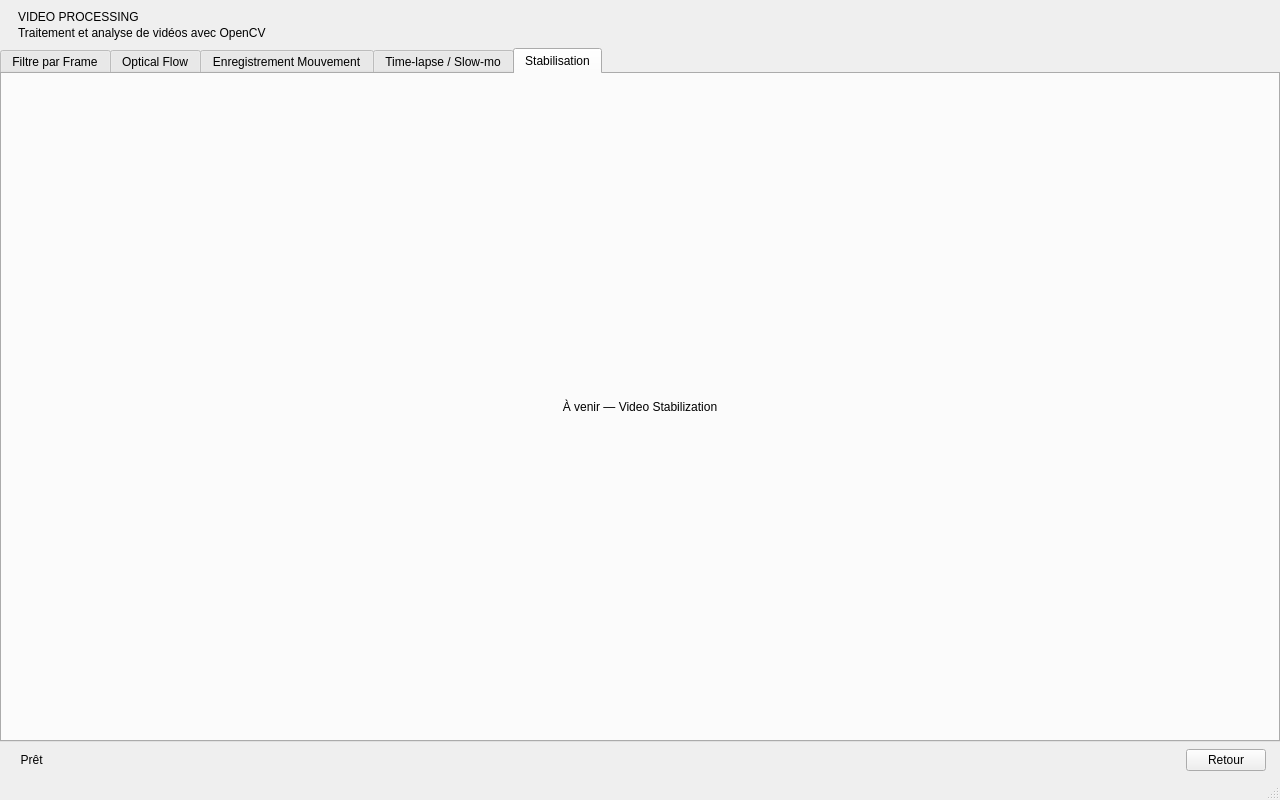
Above: opencv-project-team_4/opencv-project-team_4/VideoProcessing.ui from arcreane/opencv-project-team_4 before the change. Below: the same form after it.
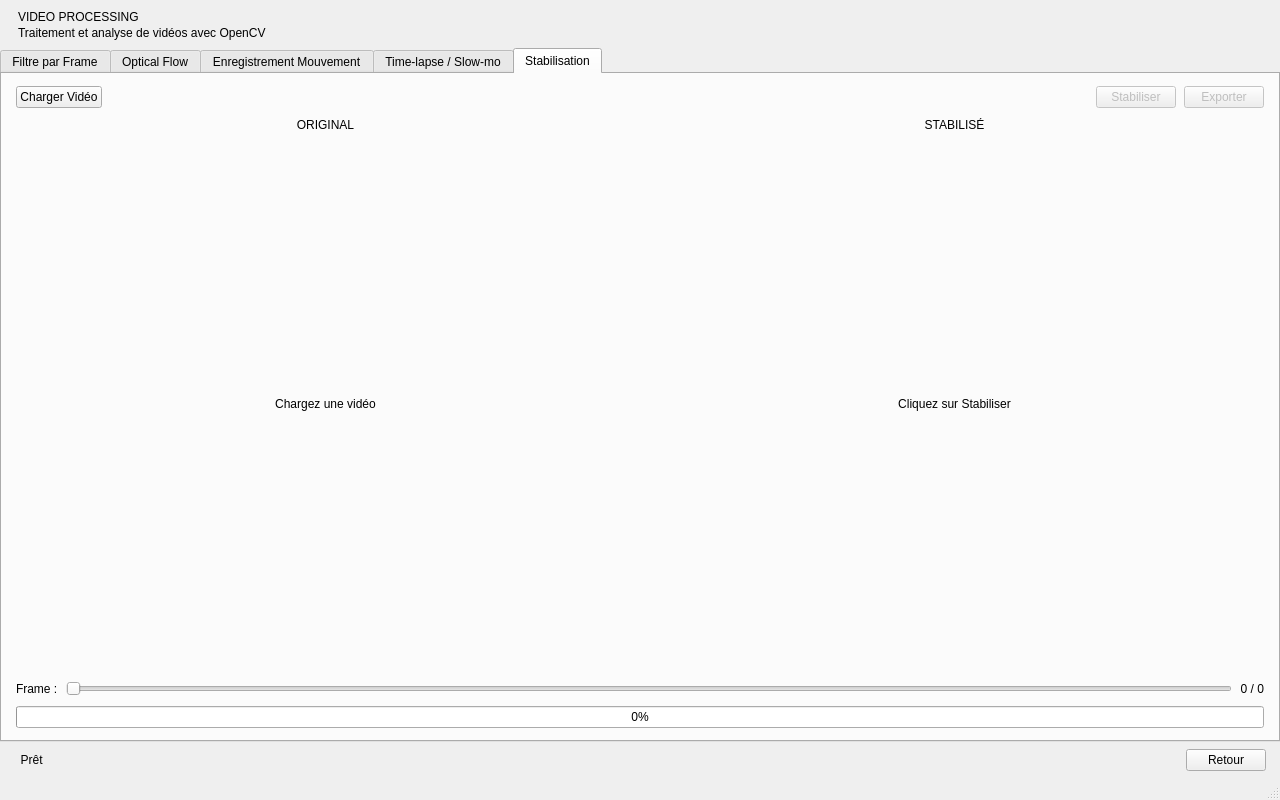
That is the form after the change. The open tabs and pages were chosen to show the change.

Commit message: Onglet Video Stabilization

Diff of the .ui file:
```diff
--- a/opencv-project-team_4/opencv-project-team_4/VideoProcessing.ui
+++ b/opencv-project-team_4/opencv-project-team_4/VideoProcessing.ui
@@ -524,13 +524,148 @@
       <!-- ── Tab 5 : Stabilisation ─────────────────────────── -->
       <widget class="QWidget" name="stabilizationTab">
        <attribute name="title"><string>Stabilisation</string></attribute>
-       <layout class="QVBoxLayout">
+       <layout class="QVBoxLayout" name="stabTabLayout">
+        <property name="spacing"><number>10</number></property>
+        <property name="leftMargin"><number>14</number></property>
+        <property name="topMargin"><number>12</number></property>
+        <property name="rightMargin"><number>14</number></property>
+        <property name="bottomMargin"><number>12</number></property>
+
+        <!-- Controls row -->
         <item>
-         <widget class="QLabel" name="stabilizationPlaceholder">
-          <property name="text"><string>À venir — Video Stabilization</string></property>
-          <property name="alignment"><set>Qt::AlignmentFlag::AlignCenter</set></property>
+         <layout class="QHBoxLayout" name="stabControlsLayout">
+          <property name="spacing"><number>8</number></property>
+          <item>
+           <widget class="QPushButton" name="loadStabButton">
+            <property name="text"><string>Charger Vidéo</string></property>
+            <property name="minimumHeight"><number>36</number></property>
+            <property name="minimumWidth"><number>140</number></property>
+           </widget>
+          </item>
+          <item>
+           <spacer name="stabControlsSpacer">
+            <property name="orientation"><enum>Qt::Orientation::Horizontal</enum></property>
+            <property name="sizeType"><enum>QSizePolicy::Policy::Expanding</enum></property>
+            <property name="sizeHint" stdset="0">
+             <size><width>40</width><height>20</height></size>
+            </property>
+           </spacer>
+          </item>
+          <item>
+           <widget class="QPushButton" name="stabilizeButton">
+            <property name="text"><string>Stabiliser</string></property>
+            <property name="minimumHeight"><number>36</number></property>
+            <property name="minimumWidth"><number>120</number></property>
+            <property name="enabled"><bool>false</bool></property>
+           </widget>
+          </item>
+          <item>
+           <widget class="QPushButton" name="exportStabButton">
+            <property name="text"><string>Exporter</string></property>
+            <property name="minimumHeight"><number>36</number></property>
+            <property name="minimumWidth"><number>120</number></property>
+            <property name="enabled"><bool>false</bool></property>
+           </widget>
+          </item>
+         </layout>
+        </item>
+
+        <!-- Dual preview: Original | Stabilisé -->
+        <item>
+         <layout class="QHBoxLayout" name="stabPreviewLayout">
+          <property name="spacing"><number>10</number></property>
+
+          <item>
+           <layout class="QVBoxLayout" name="stabOrigLayout">
+            <property name="spacing"><number>4</number></property>
+            <item>
+             <widget class="QLabel" name="stabOrigTitleLabel">
+              <property name="text"><string>ORIGINAL</string></property>
+              <property name="alignment"><set>Qt::AlignmentFlag::AlignCenter</set></property>
+             </widget>
+            </item>
+            <item>
+             <widget class="QLabel" name="stabOrigLabel">
+              <property name="text"><string>Chargez une vidéo</string></property>
+              <property name="alignment"><set>Qt::AlignmentFlag::AlignCenter</set></property>
+              <property name="sizePolicy">
+               <sizepolicy hsizetype="Expanding" vsizetype="Expanding">
+                <horstretch>1</horstretch><verstretch>1</verstretch>
+               </sizepolicy>
+              </property>
+             </widget>
+            </item>
+           </layout>
+          </item>
+
+          <item>
+           <layout class="QVBoxLayout" name="stabResultLayout">
+            <property name="spacing"><number>4</number></property>
+            <item>
+             <widget class="QLabel" name="stabResultTitleLabel">
+              <property name="text"><string>STABILISÉ</string></property>
+              <property name="alignment"><set>Qt::AlignmentFlag::AlignCenter</set></property>
+             </widget>
+            </item>
+            <item>
+             <widget class="QLabel" name="stabResultLabel">
+              <property name="text"><string>Cliquez sur Stabiliser</string></property>
+              <property name="alignment"><set>Qt::AlignmentFlag::AlignCenter</set></property>
+              <property name="sizePolicy">
+               <sizepolicy hsizetype="Expanding" vsizetype="Expanding">
+                <horstretch>1</horstretch><verstretch>1</verstretch>
+               </sizepolicy>
+              </property>
+             </widget>
+            </item>
+           </layout>
+          </item>
+
+         </layout>
+        </item>
+
+        <!-- Slider row -->
+        <item>
+         <layout class="QHBoxLayout" name="stabSliderLayout">
+          <property name="spacing"><number>8</number></property>
+          <item>
+           <widget class="QLabel" name="stabFrameLabel">
+            <property name="text"><string>Frame :</string></property>
+           </widget>
+          </item>
+          <item>
+           <widget class="QSlider" name="stabSlider">
+            <property name="orientation"><enum>Qt::Orientation::Horizontal</enum></property>
+            <property name="minimum"><number>0</number></property>
+            <property name="maximum"><number>0</number></property>
+            <property name="sizePolicy">
+             <sizepolicy hsizetype="Expanding" vsizetype="Fixed">
+              <horstretch>1</horstretch><verstretch>0</verstretch>
+             </sizepolicy>
+            </property>
+           </widget>
+          </item>
+          <item>
+           <widget class="QLabel" name="stabCountLabel">
+            <property name="text"><string>0 / 0</string></property>
+            <property name="minimumWidth"><number>80</number></property>
+            <property name="alignment"><set>Qt::AlignmentFlag::AlignRight|Qt::AlignmentFlag::AlignVCenter</set></property>
+           </widget>
+          </item>
+         </layout>
+        </item>
+
+        <!-- Progress bar -->
+        <item>
+         <widget class="QProgressBar" name="stabProgressBar">
+          <property name="minimum"><number>0</number></property>
+          <property name="maximum"><number>100</number></property>
+          <property name="value"><number>0</number></property>
+          <property name="minimumHeight"><number>18</number></property>
+          <property name="visible"><bool>false</bool></property>
          </widget>
         </item>
+
        </layout>
       </widget>
 
```
The commit also changes 2 other files.
